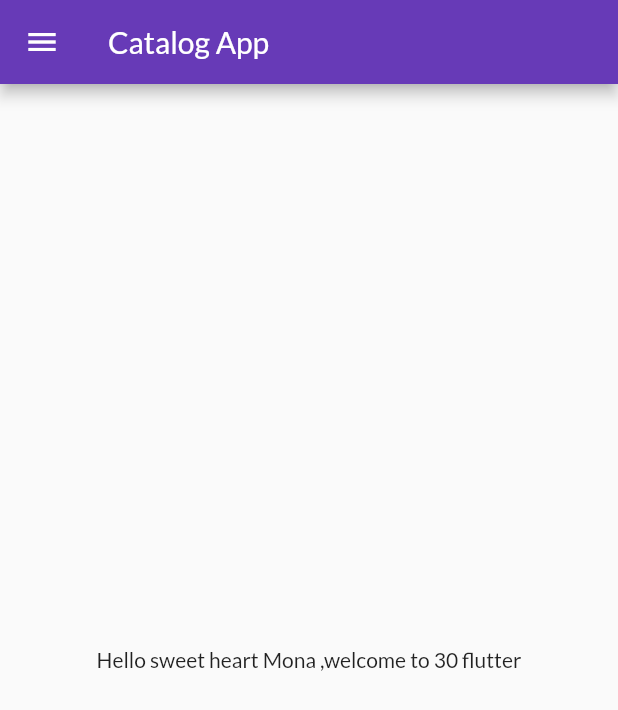
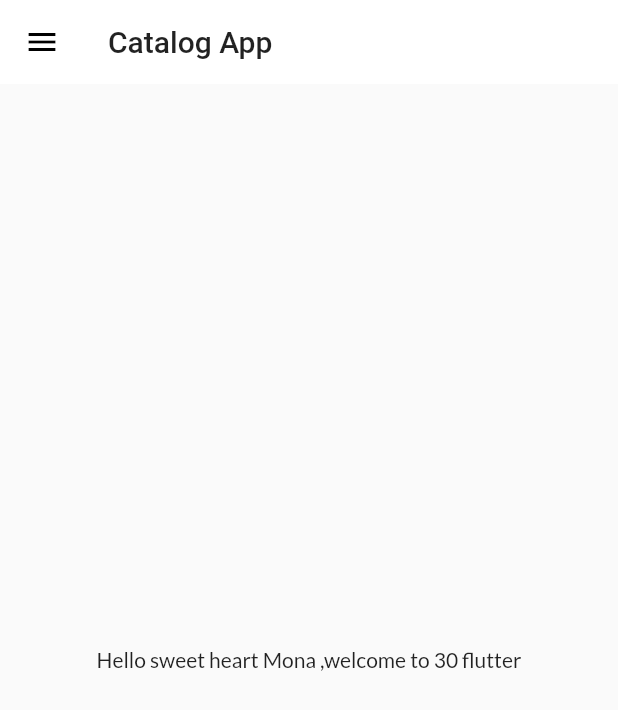
Before and after one commit to Monika123-pawar/Catalog_app, a Flutter app: the screen it shows after launch, on a phone screen of 412 x 824 dp. Shown: the top 710 px of the screen. Run offline on Flutter 3.47's test engine with Material 2 defaults, Android fonts, the phone set to English and light mode, and no system bars; our stand-ins replace google_fonts.

Commit message:
Day 8 Completed

```diff
--- a/lib/main.dart
+++ b/lib/main.dart
@@ -3,6 +3,7 @@ import 'package:flutter/material.dart';
 import 'package:google_fonts/google_fonts.dart';
 import 'package:mtech/pages/login_page.dart';
 import 'package:mtech/utils/routes.dart';
+import 'package:mtech/widgets/themeData.dart';
 import 'pages/homePage.dart';
 
 void main() {
@@ -17,12 +18,9 @@ class MyApp extends StatelessWidget {
       // home: HomePage(),
       themeMode: ThemeMode.light,
       debugShowCheckedModeBanner: false,
-      theme: ThemeData(
-        primarySwatch: Colors.deepPurple,
-        fontFamily: GoogleFonts.lato().fontFamily,
-        // primaryTextTheme: GoogleFonts.latoTextTheme(),
-      ),
-      initialRoute: MyRoutes.HomeRoute,
+      theme: MyTheme.lightTheme(context),
+        darkTheme: MyTheme.darkTheme(context),
+        initialRoute: MyRoutes.HomeRoute,
       routes: {
         "/": (context) => LoginPage(),
        MyRoutes.HomeRoute: (context) => HomePage(),
--- /dev/null
+++ b/lib/widgets/themeData.dart
@@ -0,0 +1,22 @@
+
+import 'package:flutter/material.dart';
+import 'package:google_fonts/google_fonts.dart';
+
+class MyTheme{
+ static ThemeData lightTheme(BuildContext context)=>ThemeData(
+    primarySwatch: Colors.deepPurple,
+    fontFamily: GoogleFonts.lato().fontFamily,
+    // primaryTextTheme: GoogleFonts.latoTextTheme(),
+    appBarTheme: AppBarTheme(
+      color: Colors.white,
+      elevation: 0.0,
+      iconTheme: IconThemeData(
+        color: Colors.black,
+      ),
+      textTheme: Theme.of(context).textTheme,
+    ),
+  );
+ static ThemeData darkTheme(BuildContext context)=>ThemeData(
+  brightness: Brightness.dark,
+ );
+}
```
